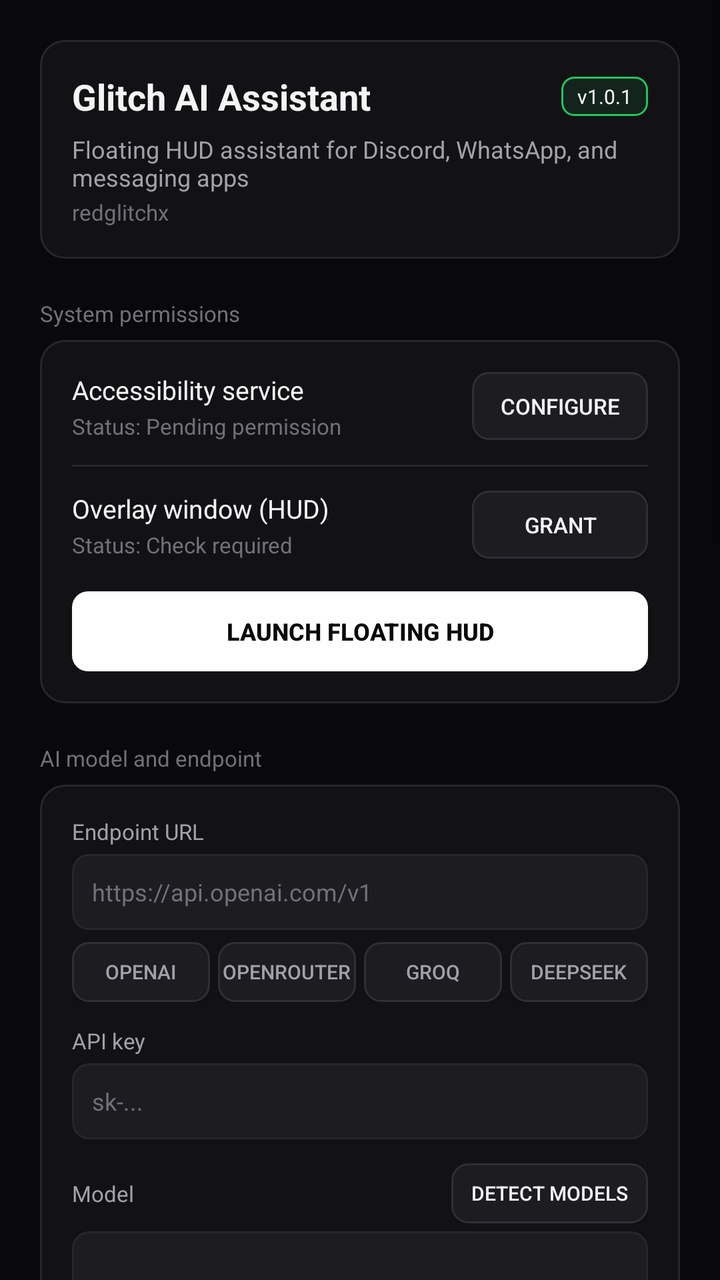
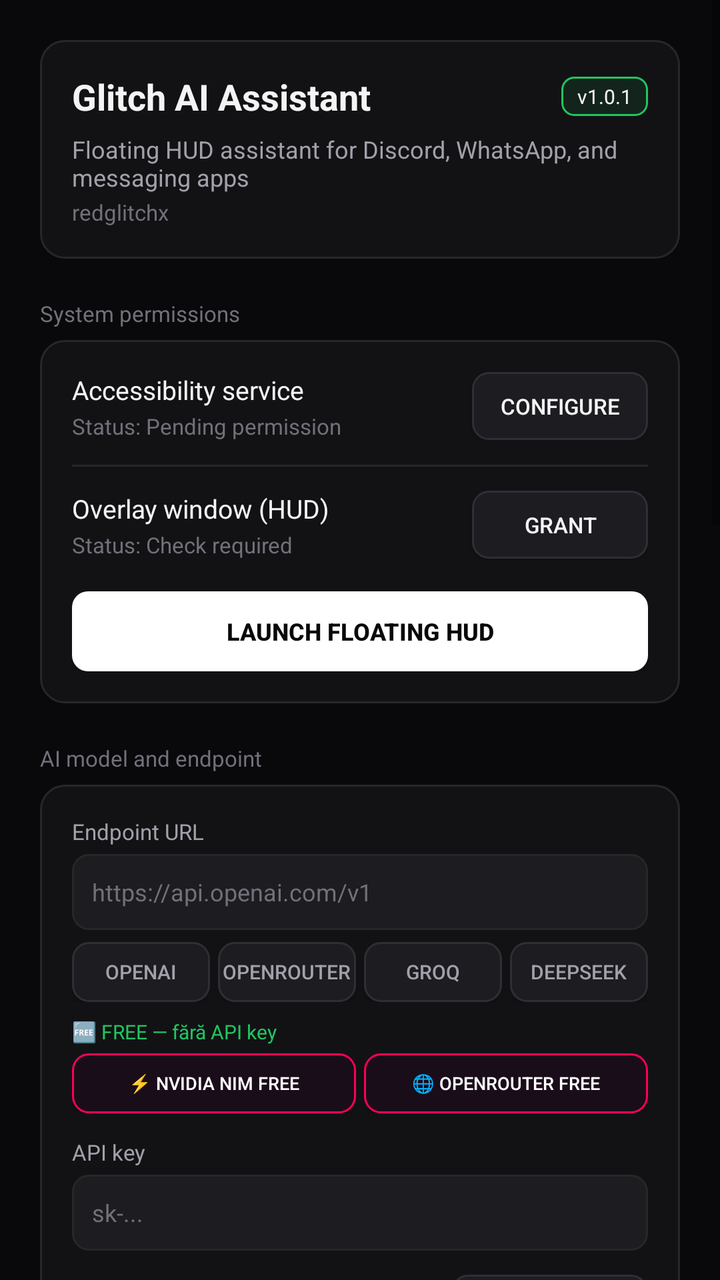

Compare the two renders of this Android layout. The source of the first and the diff that turns it into the second are given below.
<!-- AndroidManifest.xml: application theme Theme.GlitchSpamAI -->
<!-- res/layout/activity_main.xml -->
<?xml version="1.0" encoding="utf-8"?>
<ScrollView xmlns:android="http://schemas.android.com/apk/res/android"
    xmlns:app="http://schemas.android.com/apk/res-auto"
    android:layout_width="match_parent"
    android:layout_height="match_parent"
    android:background="@color/cyber_bg"
    android:fillViewport="true">

    <LinearLayout
        android:layout_width="match_parent"
        android:layout_height="wrap_content"
        android:orientation="vertical"
        android:padding="20dp">

        
        <LinearLayout
            android:layout_width="match_parent"
            android:layout_height="wrap_content"
            android:background="@drawable/bg_cyber_card"
            android:orientation="vertical"
            android:padding="16dp">

            <LinearLayout
                android:layout_width="match_parent"
                android:layout_height="wrap_content"
                android:gravity="center_vertical"
                android:orientation="horizontal">

                <TextView
                    android:layout_width="0dp"
                    android:layout_height="wrap_content"
                    android:layout_weight="1"
                    android:text="Glitch AI Assistant"
                    android:textColor="@color/text_primary"
                    android:textSize="18sp"
                    android:textStyle="bold" />

                <TextView
                    android:layout_width="wrap_content"
                    android:layout_height="wrap_content"
                    android:background="@drawable/bg_badge"
                    android:paddingStart="8dp"
                    android:paddingTop="3dp"
                    android:paddingEnd="8dp"
                    android:paddingBottom="3dp"
                    android:text="v1.0.1"
                    android:textColor="@color/text_primary"
                    android:textSize="10sp" />
            </LinearLayout>

            <TextView
                android:layout_width="match_parent"
                android:layout_height="wrap_content"
                android:layout_marginTop="6dp"
                android:text="Floating HUD assistant for Discord, WhatsApp, and messaging apps"
                android:textColor="@color/text_secondary"
                android:textSize="12sp" />

            <TextView
                android:layout_width="match_parent"
                android:layout_height="wrap_content"
                android:layout_marginTop="2dp"
                android:text="redglitchx"
                android:textColor="@color/text_muted"
                android:textSize="11sp" />
        </LinearLayout>

        
        <TextView
            android:layout_width="wrap_content"
            android:layout_height="wrap_content"
            android:layout_marginTop="20dp"
            android:text="System permissions"
            android:textColor="@color/text_muted"
            android:textSize="11sp" />

        <LinearLayout
            android:layout_width="match_parent"
            android:layout_height="wrap_content"
            android:layout_marginTop="6dp"
            android:background="@drawable/bg_cyber_card"
            android:orientation="vertical"
            android:padding="16dp">

            
            <LinearLayout
                android:layout_width="match_parent"
                android:layout_height="wrap_content"
                android:gravity="center_vertical"
                android:orientation="horizontal">

                <LinearLayout
                    android:layout_width="0dp"
                    android:layout_height="wrap_content"
                    android:layout_weight="1"
                    android:orientation="vertical">

                    <TextView
                        android:layout_width="wrap_content"
                        android:layout_height="wrap_content"
                        android:text="Accessibility service"
                        android:textColor="@color/text_primary"
                        android:textSize="13sp" />

                    <TextView
                        android:id="@+id/tv_acc_status"
                        android:layout_width="wrap_content"
                        android:layout_height="wrap_content"
                        android:layout_marginTop="2dp"
                        android:text="Status: Pending permission"
                        android:textColor="@color/text_muted"
                        android:textSize="11sp" />
                </LinearLayout>

                <Button
                    android:id="@+id/btn_grant_accessibility"
                    android:layout_width="wrap_content"
                    android:layout_height="34dp"
                    android:background="@drawable/bg_neon_button_cyan"
                    android:paddingStart="14dp"
                    android:paddingEnd="14dp"
                    android:text="Configure"
                    android:textColor="@color/text_primary"
                    android:textSize="11sp" />
            </LinearLayout>

            <View
                android:layout_width="match_parent"
                android:layout_height="1dp"
                android:layout_marginTop="12dp"
                android:layout_marginBottom="12dp"
                android:background="@color/cyber_card_stroke" />

            
            <LinearLayout
                android:layout_width="match_parent"
                android:layout_height="wrap_content"
                android:gravity="center_vertical"
                android:orientation="horizontal">

                <LinearLayout
                    android:layout_width="0dp"
                    android:layout_height="wrap_content"
                    android:layout_weight="1"
                    android:orientation="vertical">

                    <TextView
                        android:layout_width="wrap_content"
                        android:layout_height="wrap_content"
                        android:text="Overlay window (HUD)"
                        android:textColor="@color/text_primary"
                        android:textSize="13sp" />

                    <TextView
                        android:id="@+id/tv_overlay_status"
                        android:layout_width="wrap_content"
                        android:layout_height="wrap_content"
                        android:layout_marginTop="2dp"
                        android:text="Status: Check required"
                        android:textColor="@color/text_muted"
                        android:textSize="11sp" />
                </LinearLayout>

                <Button
                    android:id="@+id/btn_grant_overlay"
                    android:layout_width="wrap_content"
                    android:layout_height="34dp"
                    android:background="@drawable/bg_neon_button_cyan"
                    android:paddingStart="14dp"
                    android:paddingEnd="14dp"
                    android:text="Grant"
                    android:textColor="@color/text_primary"
                    android:textSize="11sp" />
            </LinearLayout>

            
            <Button
                android:id="@+id/btn_launch_overlay"
                android:layout_width="match_parent"
                android:layout_height="40dp"
                android:layout_marginTop="16dp"
                android:background="@drawable/bg_neon_button"
                android:text="Launch Floating HUD"
                android:textColor="@color/button_primary_text"
                android:textSize="12sp"
                android:textStyle="bold" />
        </LinearLayout>

        
        <TextView
            android:layout_width="wrap_content"
            android:layout_height="wrap_content"
            android:layout_marginTop="20dp"
            android:text="AI model and endpoint"
            android:textColor="@color/text_muted"
            android:textSize="11sp" />

        <LinearLayout
            android:layout_width="match_parent"
            android:layout_height="wrap_content"
            android:layout_marginTop="6dp"
            android:background="@drawable/bg_cyber_card"
            android:orientation="vertical"
            android:padding="16dp">

            <TextView
                android:layout_width="wrap_content"
                android:layout_height="wrap_content"
                android:text="Endpoint URL"
                android:textColor="@color/text_secondary"
                android:textSize="11sp" />

            <EditText
                android:id="@+id/et_api_url"
                android:layout_width="match_parent"
                android:layout_height="38dp"
                android:layout_marginTop="4dp"
                android:background="@drawable/bg_edit_text"
                android:hint="https://api.openai.com/v1"
                android:paddingStart="10dp"
                android:paddingEnd="10dp"
                android:textColor="@color/text_primary"
                android:textColorHint="@color/text_muted"
                android:textSize="12sp" />

            
            <LinearLayout
                android:layout_width="match_parent"
                android:layout_height="wrap_content"
                android:layout_marginTop="6dp"
                android:orientation="horizontal">

                <Button
                    android:id="@+id/btn_preset_openai"
                    android:layout_width="0dp"
                    android:layout_height="30dp"
                    android:layout_marginEnd="4dp"
                    android:layout_weight="1"
                    android:background="@drawable/bg_neon_button_cyan"
                    android:text="OpenAI"
                    android:textColor="@color/text_secondary"
                    android:textSize="10sp" />

                <Button
                    android:id="@+id/btn_preset_openrouter"
                    android:layout_width="0dp"
                    android:layout_height="30dp"
                    android:layout_marginEnd="4dp"
                    android:layout_weight="1"
                    android:background="@drawable/bg_neon_button_cyan"
                    android:text="OpenRouter"
                    android:textColor="@color/text_secondary"
                    android:textSize="10sp" />

                <Button
                    android:id="@+id/btn_preset_groq"
                    android:layout_width="0dp"
                    android:layout_height="30dp"
                    android:layout_marginEnd="4dp"
                    android:layout_weight="1"
                    android:background="@drawable/bg_neon_button_cyan"
                    android:text="Groq"
                    android:textColor="@color/text_secondary"
                    android:textSize="10sp" />

                <Button
                    android:id="@+id/btn_preset_deepseek"
                    android:layout_width="0dp"
                    android:layout_height="30dp"
                    android:layout_weight="1"
                    android:background="@drawable/bg_neon_button_cyan"
                    android:text="DeepSeek"
                    android:textColor="@color/text_secondary"
                    android:textSize="10sp" />
            </LinearLayout>

            <TextView
                android:layout_width="wrap_content"
                android:layout_height="wrap_content"
                android:layout_marginTop="12dp"
                android:text="API key"
                android:textColor="@color/text_secondary"
                android:textSize="11sp" />

            <EditText
                android:id="@+id/et_api_key"
                android:layout_width="match_parent"
                android:layout_height="38dp"
                android:layout_marginTop="4dp"
                android:background="@drawable/bg_edit_text"
                android:hint="sk-..."
                android:inputType="textPassword"
                android:paddingStart="10dp"
                android:paddingEnd="10dp"
                android:textColor="@color/text_primary"
                android:textColorHint="@color/text_muted"
                android:textSize="12sp" />

            
            <LinearLayout
                android:layout_width="match_parent"
                android:layout_height="wrap_content"
                android:layout_marginTop="12dp"
                android:gravity="center_vertical"
                android:orientation="horizontal">

                <TextView
                    android:layout_width="0dp"
                    android:layout_height="wrap_content"
                    android:layout_weight="1"
                    android:text="Model"
                    android:textColor="@color/text_secondary"
                    android:textSize="11sp" />

                <Button
                    android:id="@+id/btn_auto_detect_models"
                    android:layout_width="wrap_content"
                    android:layout_height="30dp"
                    android:background="@drawable/bg_neon_button_cyan"
                    android:paddingStart="10dp"
                    android:paddingEnd="10dp"
                    android:text="Detect Models"
                    android:textColor="@color/text_primary"
                    android:textSize="10sp" />
            </LinearLayout>

            <Spinner
                android:id="@+id/sp_models"
                android:layout_width="match_parent"
                android:layout_height="38dp"
                android:layout_marginTop="4dp"
                android:background="@drawable/bg_edit_text" />

            <View
                android:layout_width="match_parent"
                android:layout_height="1dp"
                android:layout_marginTop="12dp"
                android:layout_marginBottom="12dp"
                android:background="@color/cyber_card_stroke" />

            <LinearLayout
                android:layout_width="match_parent"
                android:layout_height="wrap_content"
                android:gravity="center_vertical"
                android:orientation="horizontal">

                <LinearLayout
                    android:layout_width="0dp"
                    android:layout_height="wrap_content"
                    android:layout_weight="1"
                    android:orientation="vertical">

                    <TextView
                        android:layout_width="wrap_content"
                        android:layout_height="wrap_content"
                        android:text="Enhanced prompt mode"
                        android:textColor="@color/text_primary"
                        android:textSize="12sp" />

                    <TextView
                        android:layout_width="wrap_content"
                        android:layout_height="wrap_content"
                        android:text="Tailored response conditioning"
                        android:textColor="@color/text_muted"
                        android:textSize="10sp" />
                </LinearLayout>

                <androidx.appcompat.widget.SwitchCompat
                    android:id="@+id/sw_bypass_mode"
                    android:layout_width="wrap_content"
                    android:layout_height="wrap_content"
                    android:checked="true" />
            </LinearLayout>

            <TextView
                android:layout_width="wrap_content"
                android:layout_height="wrap_content"
                android:layout_marginTop="8dp"
                android:text="Prompt preset"
                android:textColor="@color/text_muted"
                android:textSize="10sp" />

            <Spinner
                android:id="@+id/sp_jailbreak_presets"
                android:layout_width="match_parent"
                android:layout_height="36dp"
                android:layout_marginTop="4dp"
                android:background="@drawable/bg_edit_text" />
        </LinearLayout>

        
        <TextView
            android:layout_width="wrap_content"
            android:layout_height="wrap_content"
            android:layout_marginTop="20dp"
            android:text="Response criteria and timing"
            android:textColor="@color/text_muted"
            android:textSize="11sp" />

        <LinearLayout
            android:layout_width="match_parent"
            android:layout_height="wrap_content"
            android:layout_marginTop="6dp"
            android:background="@drawable/bg_cyber_card"
            android:orientation="vertical"
            android:padding="16dp">

            <LinearLayout
                android:layout_width="match_parent"
                android:layout_height="wrap_content"
                android:orientation="horizontal">

                <LinearLayout
                    android:layout_width="0dp"
                    android:layout_height="wrap_content"
                    android:layout_marginEnd="6dp"
                    android:layout_weight="1"
                    android:orientation="vertical">

                    <TextView
                        android:layout_width="wrap_content"
                        android:layout_height="wrap_content"
                        android:text="Tone"
                        android:textColor="@color/text_secondary"
                        android:textSize="11sp" />

                    <Spinner
                        android:id="@+id/sp_tone"
                        android:layout_width="match_parent"
                        android:layout_height="36dp"
                        android:layout_marginTop="4dp"
                        android:background="@drawable/bg_edit_text" />
                </LinearLayout>

                <LinearLayout
                    android:layout_width="0dp"
                    android:layout_height="wrap_content"
                    android:layout_marginStart="6dp"
                    android:layout_weight="1"
                    android:orientation="vertical">

                    <TextView
                        android:layout_width="wrap_content"
                        android:layout_height="wrap_content"
                        android:text="Language"
                        android:textColor="@color/text_secondary"
                        android:textSize="11sp" />

                    <Spinner
                        android:id="@+id/sp_language"
                        android:layout_width="match_parent"
                        android:layout_height="36dp"
                        android:layout_marginTop="4dp"
                        android:background="@drawable/bg_edit_text" />
                </LinearLayout>
            </LinearLayout>

            <TextView
                android:layout_width="wrap_content"
                android:layout_height="wrap_content"
                android:layout_marginTop="12dp"
                android:text="Target keyword filter"
                android:textColor="@color/text_secondary"
                android:textSize="11sp" />

            <EditText
                android:id="@+id/et_target_config"
                android:layout_width="match_parent"
                android:layout_height="38dp"
                android:layout_marginTop="4dp"
                android:background="@drawable/bg_edit_text"
                android:hint="Leave empty to match all incoming messages"
                android:paddingStart="10dp"
                android:paddingEnd="10dp"
                android:textColor="@color/text_primary"
                android:textColorHint="@color/text_muted"
                android:textSize="12sp" />

            
            <LinearLayout
                android:layout_width="match_parent"
                android:layout_height="wrap_content"
                android:layout_marginTop="12dp"
                android:gravity="center_vertical"
                android:orientation="horizontal">

                <TextView
                    android:id="@+id/tv_delay_display"
                    android:layout_width="0dp"
                    android:layout_height="wrap_content"
                    android:layout_weight="1"
                    android:text="Delay: 300 ms"
                    android:textColor="@color/text_secondary"
                    android:textSize="11sp" />

                <TextView
                    android:id="@+id/tv_burst_display"
                    android:layout_width="wrap_content"
                    android:layout_height="wrap_content"
                    android:text="Burst: 1x"
                    android:textColor="@color/text_muted"
                    android:textSize="11sp" />
            </LinearLayout>

            <SeekBar
                android:id="@+id/sb_delay"
                android:layout_width="match_parent"
                android:layout_height="wrap_content"
                android:layout_marginTop="6dp"
                android:max="2000"
                android:min="50"
                android:progress="300"
                android:progressTint="@color/white"
                android:thumbTint="@color/white" />

            
            <LinearLayout
                android:layout_width="match_parent"
                android:layout_height="wrap_content"
                android:layout_marginTop="12dp"
                android:gravity="center_vertical"
                android:orientation="horizontal">

                <TextView
                    android:layout_width="0dp"
                    android:layout_height="wrap_content"
                    android:layout_weight="1"
                    android:text="Shake device kill-switch"
                    android:textColor="@color/text_primary"
                    android:textSize="12sp" />

                <androidx.appcompat.widget.SwitchCompat
                    android:id="@+id/sw_shake_kill"
                    android:layout_width="wrap_content"
                    android:layout_height="wrap_content"
                    android:checked="true" />
            </LinearLayout>
        </LinearLayout>

        
        <TextView
            android:layout_width="wrap_content"
            android:layout_height="wrap_content"
            android:layout_marginTop="20dp"
            android:text="Diagnostics and event stream"
            android:textColor="@color/text_muted"
            android:textSize="11sp" />

        <LinearLayout
            android:layout_width="match_parent"
            android:layout_height="wrap_content"
            android:layout_marginTop="6dp"
            android:background="@drawable/bg_cyber_card"
            android:orientation="vertical"
            android:padding="16dp">

            <LinearLayout
                android:layout_width="match_parent"
                android:layout_height="wrap_content"
                android:orientation="horizontal">

                <EditText
                    android:id="@+id/et_test_input"
                    android:layout_width="0dp"
                    android:layout_height="38dp"
                    android:layout_marginEnd="6dp"
                    android:layout_weight="1"
                    android:background="@drawable/bg_edit_text"
                    android:hint="Simulate incoming text..."
                    android:paddingStart="10dp"
                    android:paddingEnd="10dp"
                    android:textColor="@color/text_primary"
                    android:textColorHint="@color/text_muted"
                    android:textSize="12sp" />

                <Button
                    android:id="@+id/btn_test_roast"
                    android:layout_width="wrap_content"
                    android:layout_height="38dp"
                    android:background="@drawable/bg_neon_button_cyan"
                    android:text="Test"
                    android:textColor="@color/text_primary"
                    android:textSize="11sp" />
            </LinearLayout>

            <TextView
                android:id="@+id/tv_terminal_output"
                android:layout_width="match_parent"
                android:layout_height="120dp"
                android:layout_marginTop="8dp"
                android:background="#0A0A0C"
                android:fontFamily="monospace"
                android:padding="10dp"
                android:scrollbars="vertical"
                android:text="[READY] Glitch Assistant initialized.\n[INFO] Standby for target triggers."
                android:textColor="@color/text_secondary"
                android:textSize="10sp" />
        </LinearLayout>

        
        <Button
            android:id="@+id/btn_save_settings"
            android:layout_width="match_parent"
            android:layout_height="42dp"
            android:layout_marginTop="16dp"
            android:background="@drawable/bg_neon_button"
            android:text="Save Configuration"
            android:textColor="@color/button_primary_text"
            android:textSize="12sp"
            android:textStyle="bold" />

        
        <LinearLayout
            android:layout_width="match_parent"
            android:layout_height="wrap_content"
            android:layout_marginTop="20dp"
            android:layout_marginBottom="24dp"
            android:gravity="center"
            android:orientation="vertical">

            <TextView
                android:layout_width="wrap_content"
                android:layout_height="wrap_content"
                android:text="Copyright © redglitchx"
                android:textColor="@color/text_primary"
                android:textSize="12sp" />

            <TextView
                android:layout_width="wrap_content"
                android:layout_height="wrap_content"
                android:layout_marginTop="2dp"
                android:text="All Rights Reserved • Glitch AI Assistant"
                android:textColor="@color/text_muted"
                android:textSize="10sp" />
        </LinearLayout>
    </LinearLayout>
</ScrollView>
<!-- resources referenced by this layout -->
<resources>
  <color name="button_primary_text">#09090B</color>
  <color name="cyber_bg">#09090B</color>
  <color name="cyber_card_stroke">#27272A</color>
  <color name="text_muted">#71717A</color>
  <color name="text_primary">#F4F4F5</color>
  <color name="text_secondary">#A1A1AA</color>
  <color name="white">#FFFFFFFF</color>
  <!-- drawable bg_badge (drawable) -->
  <?xml version="1.0" encoding="utf-8"?>
  <shape xmlns:android="http://schemas.android.com/apk/res/android"
      android:shape="rectangle">
      <solid android:color="@color/cyber_green_trans" />
      <stroke
          android:width="1dp"
          android:color="@color/cyber_green" />
      <corners android:radius="6dp" />
  </shape>
  <!-- drawable bg_cyber_card (drawable) -->
  <?xml version="1.0" encoding="utf-8"?>
  <shape xmlns:android="http://schemas.android.com/apk/res/android"
      android:shape="rectangle">
      <solid android:color="@color/cyber_surface" />
      <stroke
          android:width="1dp"
          android:color="@color/cyber_card_stroke" />
      <corners android:radius="12dp" />
  </shape>
  <!-- drawable bg_edit_text (drawable) -->
  <?xml version="1.0" encoding="utf-8"?>
  <shape xmlns:android="http://schemas.android.com/apk/res/android"
      android:shape="rectangle">
      <solid android:color="@color/cyber_surface_light" />
      <stroke
          android:width="1dp"
          android:color="@color/cyber_card_stroke" />
      <corners android:radius="8dp" />
  </shape>
  <!-- drawable bg_neon_button (drawable) -->
  <?xml version="1.0" encoding="utf-8"?>
  <ripple xmlns:android="http://schemas.android.com/apk/res/android"
      android:color="#33000000">
      <item>
          <shape android:shape="rectangle">
              <solid android:color="@color/button_primary_bg" />
              <corners android:radius="8dp" />
          </shape>
      </item>
  </ripple>
  <!-- drawable bg_neon_button_cyan (drawable) -->
  <?xml version="1.0" encoding="utf-8"?>
  <ripple xmlns:android="http://schemas.android.com/apk/res/android"
      android:color="#22FFFFFF">
      <item>
          <shape android:shape="rectangle">
              <solid android:color="@color/button_secondary_bg" />
              <stroke
                  android:width="1dp"
                  android:color="@color/button_secondary_stroke" />
              <corners android:radius="8dp" />
          </shape>
      </item>
  </ripple>
  <color name="cyber_green_trans">#1A22C55E</color>
  <color name="cyber_green">#22C55E</color>
  <color name="cyber_surface">#121215</color>
  <color name="cyber_surface_light">#1C1C21</color>
  <color name="button_primary_bg">#FFFFFF</color>
  <color name="button_secondary_bg">#1C1C21</color>
  <color name="button_secondary_stroke">#2E2E35</color>
  <color name="glitch_red">#FFFFFF</color>
  <color name="glitch_red_dark">#E4E4E7</color>
  <color name="cyber_cyan">#E4E4E7</color>
  <color name="cyber_purple">#A1A1AA</color>
  <color name="black">#FF000000</color>
  <!-- unchanged entries left out for length: 1 -->
</resources>

<!-- the commit's change to res/layout/activity_main.xml (unified diff, before → after) -->
@@ -272,6 +272,43 @@
                     android:text="DeepSeek"
                     android:textColor="@color/text_secondary"
                     android:textSize="10sp" />
+            </LinearLayout>
+
+            
+            <TextView
+                android:layout_width="wrap_content"
+                android:layout_height="wrap_content"
+                android:layout_marginTop="8dp"
+                android:text="🆓 FREE — fără API key"
+                android:textColor="#22C55E"
+                android:textSize="10sp" />
+
+            <LinearLayout
+                android:layout_width="match_parent"
+                android:layout_height="wrap_content"
+                android:layout_marginTop="4dp"
+                android:orientation="horizontal">
+
+                <Button
+                    android:id="@+id/btn_preset_nvidia_free"
+                    android:layout_width="0dp"
+                    android:layout_height="30dp"
+                    android:layout_marginEnd="4dp"
+                    android:layout_weight="1"
+                    android:background="@drawable/bg_neon_button_pink"
+                    android:text="⚡ NVIDIA NIM Free"
+                    android:textColor="#FFFFFF"
+                    android:textSize="9sp" />
+
+                <Button
+                    android:id="@+id/btn_preset_openrouter_free"
+                    android:layout_width="0dp"
+                    android:layout_height="30dp"
+                    android:layout_weight="1"
+                    android:background="@drawable/bg_neon_button_pink"
+                    android:text="🌐 OpenRouter Free"
+                    android:textColor="#FFFFFF"
+                    android:textSize="9sp" />
             </LinearLayout>
 
             <TextView
<!-- resource entries referenced after the edit -->
@@ -62,6 +62,20 @@
           </shape>
       </item>
   </ripple>
+  <!-- drawable bg_neon_button_pink (drawable) -->
+  <?xml version="1.0" encoding="utf-8"?>
+  <ripple xmlns:android="http://schemas.android.com/apk/res/android"
+      android:color="#44FFFFFF">
+      <item>
+          <shape android:shape="rectangle">
+              <solid android:color="#1A0D1A" />
+              <stroke
+                  android:width="1dp"
+                  android:color="#FF0055" />
+              <corners android:radius="8dp" />
+          </shape>
+      </item>
+  </ripple>
   <color name="cyber_green_trans">#1A22C55E</color>
   <color name="cyber_green">#22C55E</color>
   <color name="cyber_surface">#121215</color>
